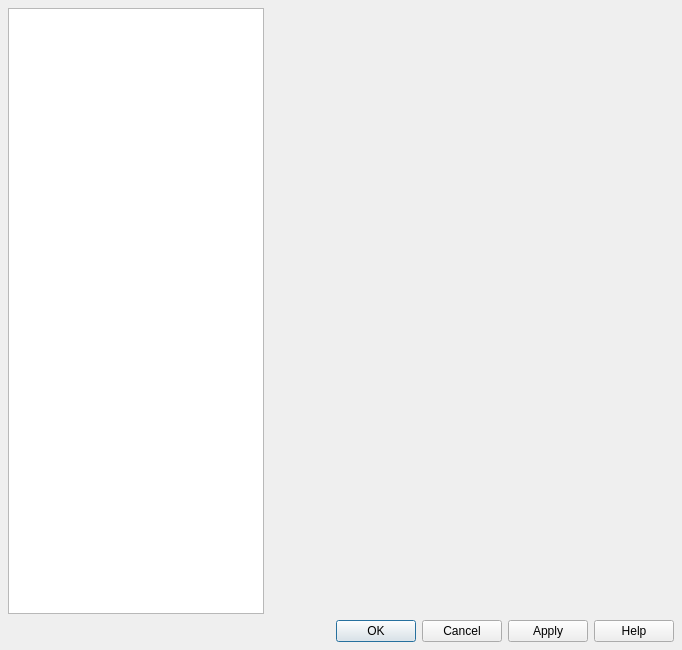
First picture: the form in src/gui/pref/dialog.ui, repository wilbert2000/wzplayer, before the edit.
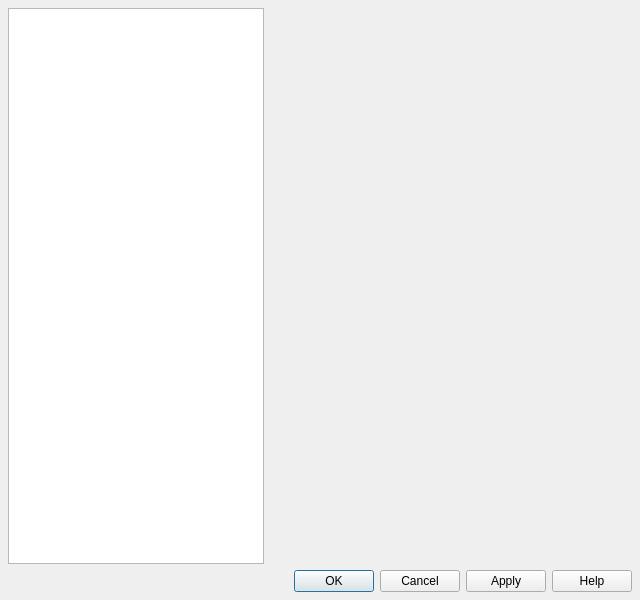
Second picture: the form after the edit.

The edit to the form file:
```diff
--- a/src/gui/pref/dialog.ui
+++ b/src/gui/pref/dialog.ui
@@ -6,8 +6,8 @@
    <rect>
     <x>0</x>
     <y>0</y>
-    <width>682</width>
-    <height>650</height>
+    <width>640</width>
+    <height>600</height>
    </rect>
   </property>
   <property name="windowTitle">
```
